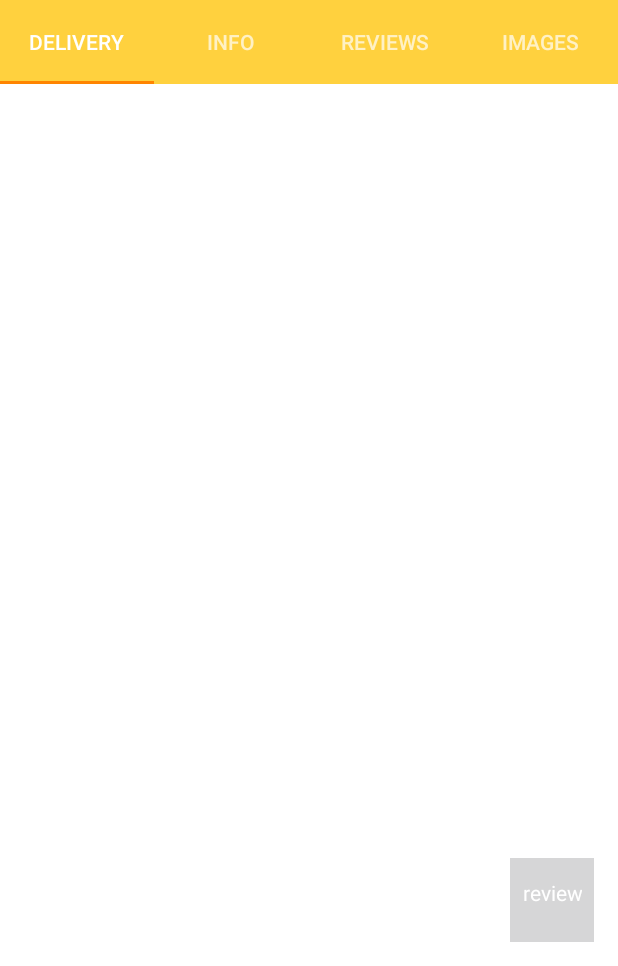
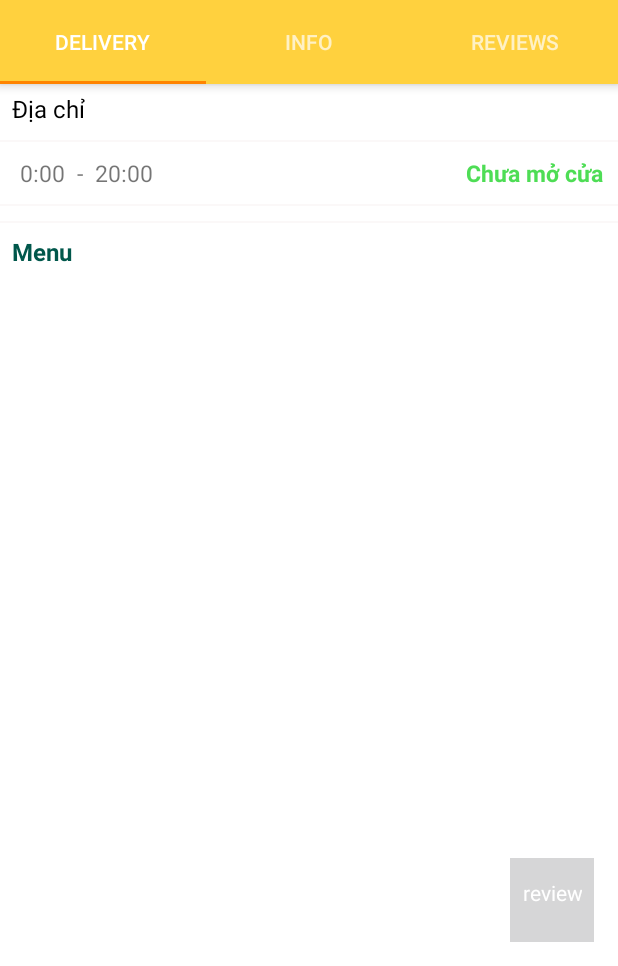
Before and after one commit to lethithaonhi/com.example.yummy, an Android app: the RestaurantDetailActivity screen opened directly, with no data from a screen before it, on a phone screen of 412 x 824 dp, the part 270-1236 px from its top. Run offline under Robolectric (Android 15) with nearby library versions, the phone set to English and light mode, and no system bars; Roboto replaces fonts that are not available here; 1 statement that could not run was skipped.

Commit message:
detail restaurant

```diff
--- a/app/src/main/java/com/example/yummy/Activity/RestaurantDetailActivity.java
+++ b/app/src/main/java/com/example/yummy/Activity/RestaurantDetailActivity.java
@@ -10,11 +10,14 @@ import android.support.v7.widget.Toolbar;
 
 import com.example.yummy.Adapter.HistoryPaperAdapter;
 import com.example.yummy.Adapter.RestaurantDetailPaperAdapter;
+import com.example.yummy.Model.Branch;
 import com.example.yummy.Model.Restaurant;
 import com.example.yummy.R;
 
 public class RestaurantDetailActivity extends AppCompatActivity {
     private Restaurant restaurant;
+    private Branch branch;
+    private ViewPager viewPager;
 
     @Override
     protected void onCreate(@Nullable Bundle savedInstanceState) {
@@ -22,6 +25,7 @@ public class RestaurantDetailActivity extends AppCompatActivity {
         setContentView(R.layout.activity_detail_restaurant);
 
         restaurant = getIntent().getParcelableExtra("restaurant");
+        branch = getIntent().getParcelableExtra("branch");
         setToolbar();
         setViewPaper();
     }
@@ -37,13 +41,13 @@ public class RestaurantDetailActivity extends AppCompatActivity {
     }
 
     private void setViewPaper(){
-        ViewPager viewPager = findViewById(R.id.view_pager);
-        RestaurantDetailPaperAdapter adapter = new RestaurantDetailPaperAdapter(getSupportFragmentManager());
+        viewPager = findViewById(R.id.view_pager);
+        RestaurantDetailPaperAdapter adapter = new RestaurantDetailPaperAdapter(getSupportFragmentManager(), restaurant, branch);
         viewPager.setAdapter(adapter);
 
         TabLayout tabLayout = findViewById(R.id.tab_layout);
         tabLayout.setupWithViewPager(viewPager);
-
+        viewPager.addOnPageChangeListener(new TabLayout.TabLayoutOnPageChangeListener(tabLayout));
         tabLayout.addOnTabSelectedListener(new TabLayout.BaseOnTabSelectedListener() {
             @Override
             public void onTabSelected(TabLayout.Tab tab) {
--- a/app/src/main/java/com/example/yummy/Adapter/RestaurantDetailPaperAdapter.java
+++ b/app/src/main/java/com/example/yummy/Adapter/RestaurantDetailPaperAdapter.java
@@ -5,28 +5,30 @@ import android.support.v4.app.FragmentManager;
 import android.support.v4.app.FragmentStatePagerAdapter;
 
 import com.example.yummy.Fragment.DeliveryRestaurantDetailFragment;
-import com.example.yummy.Fragment.ImagesRestaurantDetailFragment;
 import com.example.yummy.Fragment.InfoRestaurantDetailFragment;
 import com.example.yummy.Fragment.ReviewsRestaurantDetailFragment;
+import com.example.yummy.Model.Branch;
+import com.example.yummy.Model.Restaurant;
 
 public class RestaurantDetailPaperAdapter extends FragmentStatePagerAdapter {
+    private Restaurant restaurant;
+    private Branch branch;
+    private String title[] = {"Delivery", "Info", "Reviews"};
 
-    private String title[] = {"Delivery", "Info", "Reviews", "Images"};
-
-    public RestaurantDetailPaperAdapter(FragmentManager fm) {
+    public RestaurantDetailPaperAdapter(FragmentManager fm, Restaurant restaurant, Branch branch) {
         super(fm);
+        this.restaurant = restaurant;
+        this.branch = branch;
     }
 
     @Override
     public Fragment getItem(int position) {
-        if (position == 1) {
-            return DeliveryRestaurantDetailFragment.getInstance();
-        }else if( position == 2) {
-            return InfoRestaurantDetailFragment.getInstance();
-        }else if(position == 3){
+        if (position == 0) {
+            return DeliveryRestaurantDetailFragment.getInstance(restaurant, branch);
+        }else if( position == 1) {
+            return InfoRestaurantDetailFragment.getInstance(restaurant, branch);
+        }else{
             return ReviewsRestaurantDetailFragment.getInstance();
-        }else {
-            return ImagesRestaurantDetailFragment.getInstance();
         }
     }
 
--- a/app/src/main/java/com/example/yummy/Adapter/RestaurantHorizontalAdapter.java
+++ b/app/src/main/java/com/example/yummy/Adapter/RestaurantHorizontalAdapter.java
@@ -24,6 +24,7 @@ import java.util.List;
 public class RestaurantHorizontalAdapter extends RecyclerView.Adapter<RestaurantHorizontalAdapter.RestaurantHorizontalHolder> {
     private List<Restaurant> data;
     private Context context;
+    private Branch branch;
 
     public RestaurantHorizontalAdapter (Context context, List<Restaurant> data){
         this.context = context;
@@ -49,6 +50,7 @@ public class RestaurantHorizontalAdapter extends RecyclerView.Adapter<Restaurant
         holder.viewRoot.setOnClickListener(v->{
             Intent intent = new Intent(context, RestaurantDetailActivity.class);
             intent.putExtra("restaurant", restaurant);
+            intent.putExtra("branch", branch);
             context.startActivity(intent);
         });
     }
@@ -59,7 +61,7 @@ public class RestaurantHorizontalAdapter extends RecyclerView.Adapter<Restaurant
     }
 
     private Branch getBranch(Restaurant restaurant){
-        Branch branch = new Branch();
+        branch = new Branch();
         float[] distance = new float[1];
         float max = 0;
         for(Branch branchNew : restaurant.getBranchList()){
--- a/app/src/main/java/com/example/yummy/Fragment/DeliveryRestaurantDetailFragment.java
+++ b/app/src/main/java/com/example/yummy/Fragment/DeliveryRestaurantDetailFragment.java
@@ -1,24 +1,92 @@
 package com.example.yummy.Fragment;
 
+import android.annotation.SuppressLint;
 import android.os.Bundle;
+import android.support.annotation.NonNull;
 import android.support.v4.app.Fragment;
+import android.support.v7.widget.LinearLayoutManager;
+import android.support.v7.widget.RecyclerView;
 import android.view.LayoutInflater;
 import android.view.View;
 import android.view.ViewGroup;
+import android.widget.TextView;
 
+import com.example.yummy.Adapter.MenuRestaurantDetailAdapter;
+import com.example.yummy.Model.Branch;
+import com.example.yummy.Model.Restaurant;
 import com.example.yummy.R;
 
+import java.text.SimpleDateFormat;
+import java.util.Calendar;
+import java.util.Date;
+
 public class DeliveryRestaurantDetailFragment extends Fragment {
+    private Restaurant restaurant;
+    private Branch branch;
+    private TextView tvStatus;
 
-    public static DeliveryRestaurantDetailFragment getInstance() {
+    public static DeliveryRestaurantDetailFragment getInstance(Restaurant restaurant, Branch branch) {
         DeliveryRestaurantDetailFragment fragment = new DeliveryRestaurantDetailFragment();
         Bundle bundle = new Bundle();
+        bundle.putParcelable("restaurant", restaurant);
+        bundle.putParcelable("branch", branch);
         fragment.setArguments(bundle);
         return fragment;
     }
 
-    public View onCreateView(LayoutInflater inflater, ViewGroup container, Bundle savedInstanceState) {
+    public View onCreateView(@NonNull LayoutInflater inflater, ViewGroup container, Bundle savedInstanceState) {
         View v = inflater.inflate(R.layout.fragment_retaurantdetail_delivery, container, false);
+        if (getArguments() != null) {
+            restaurant = getArguments().getParcelable("restaurant");
+            branch = getArguments().getParcelable("branch");
+        }
+
+        initView(v);
+
         return v;
     }
+
+    private void initView(View v){
+        TextView tvAddress = v.findViewById(R.id.tv_Address);
+        TextView tvTime = v.findViewById(R.id.txtGioHoatDong);
+        tvStatus = v.findViewById(R.id.txtTrangThaiHoatDong);
+        RecyclerView rvMenu = v.findViewById(R.id.recyclMenu);
+        LinearLayoutManager layoutManager
+                = new LinearLayoutManager(getContext(), LinearLayoutManager.VERTICAL, false);
+
+        rvMenu.setLayoutManager(layoutManager);
+
+        if(restaurant != null && branch != null){
+            tvAddress.setText(branch.getAddress());
+            tvTime.setText(restaurant.getOpen_time() +" - "+restaurant.getClose_open());
+            setStatusActive();
+
+            MenuRestaurantDetailAdapter adapter = new MenuRestaurantDetailAdapter(getContext(), restaurant.getMenuList());
+            rvMenu.setAdapter(adapter);
+        }
+    }
+
+    private void setStatusActive(){
+        //Lấy thời gian hiện tai
+        Calendar calendar = Calendar.getInstance();
+        //Format thời gian lấy giờ:phút
+        @SuppressLint("SimpleDateFormat") SimpleDateFormat dateFormat = new SimpleDateFormat("HH:mm");
+        String currentTime = dateFormat.format(calendar.getTime());
+        String openTime=restaurant.getOpen_time();
+        String closeTime=restaurant.getClose_open();
+
+        try{
+            Date datehientai = dateFormat.parse(currentTime);
+            Date datemocua = dateFormat.parse(openTime);
+            Date datedongcua = dateFormat.parse(closeTime);
+
+            if(datehientai.after(datemocua) && datehientai.before(datedongcua)){
+                tvStatus.setText(getResources().getString(R.string.open_time));
+            }else{
+                tvStatus.setText(getResources().getString(R.string.close));
+            }
+        }catch (Exception e){
+            System.out.print("Message: " + e.getMessage());
+        }
+    }
 }
--- a/app/src/main/java/com/example/yummy/Fragment/HomeFragment.java
+++ b/app/src/main/java/com/example/yummy/Fragment/HomeFragment.java
@@ -43,6 +43,11 @@ public class HomeFragment extends Fragment {
         return v;
     }
 
+    @Override
+    public void onResume() {
+        super.onResume();
+    }
+
     @SuppressLint("StaticFieldLeak")
     private class RestaurantAsyncTask extends AsyncTask<Void, Void, Void> {
 
@@ -61,7 +66,6 @@ public class HomeFragment extends Fragment {
 
         @Override
         protected Void doInBackground(Void... voids) {
-            if(restaurantList != null && Common.db != null)
             restaurantList = Common.db.getRestaurant(Common.listResId, Common.myAddress);
             return null;
         }
--- a/app/src/main/java/com/example/yummy/Fragment/ImagesRestaurantDetailFragment.java
+++ /dev/null
@@ -1,24 +0,0 @@
-package com.example.yummy.Fragment;
-
-import android.os.Bundle;
-import android.support.v4.app.Fragment;
-import android.view.LayoutInflater;
-import android.view.View;
-import android.view.ViewGroup;
-
-import com.example.yummy.R;
-
-public class ImagesRestaurantDetailFragment extends Fragment {
-
-    public static ImagesRestaurantDetailFragment getInstance() {
-        ImagesRestaurantDetailFragment fragment = new ImagesRestaurantDetailFragment();
-        Bundle bundle = new Bundle();
-        fragment.setArguments(bundle);
-        return fragment;
-    }
-
-    public View onCreateView(LayoutInflater inflater, ViewGroup container, Bundle savedInstanceState) {
-        View v = inflater.inflate(R.layout.fragment_restaurantdetail_image, container, false);
-        return v;
-    }
-}
--- a/app/src/main/java/com/example/yummy/Fragment/InfoRestaurantDetailFragment.java
+++ b/app/src/main/java/com/example/yummy/Fragment/InfoRestaurantDetailFragment.java
@@ -6,19 +6,30 @@ import android.view.LayoutInflater;
 import android.view.View;
 import android.view.ViewGroup;
 
+import com.example.yummy.Model.Branch;
+import com.example.yummy.Model.Restaurant;
 import com.example.yummy.R;
 
 public class InfoRestaurantDetailFragment extends Fragment {
+    private Restaurant restaurant;
+    private Branch branch;
 
-    public static InfoRestaurantDetailFragment getInstance() {
+    public static InfoRestaurantDetailFragment getInstance(Restaurant restaurant, Branch branch) {
         InfoRestaurantDetailFragment fragment = new InfoRestaurantDetailFragment();
         Bundle bundle = new Bundle();
+        bundle.putParcelable("restaurant", restaurant);
+        bundle.putParcelable("branch", branch);
         fragment.setArguments(bundle);
         return fragment;
     }
 
     public View onCreateView(LayoutInflater inflater, ViewGroup container, Bundle savedInstanceState) {
         View v = inflater.inflate(R.layout.fragment_retaurantdetial_info, container, false);
+
+        if (getArguments() != null) {
+            restaurant = getArguments().getParcelable("restaurant");
+            branch = getArguments().getParcelable("branch");
+        }
         return v;
     }
 
--- a/app/src/main/res/layout/activity_detail_restaurant.xml
+++ b/app/src/main/res/layout/activity_detail_restaurant.xml
@@ -4,8 +4,14 @@
     android:layout_width="match_parent"
     android:layout_height="match_parent"
     android:background="@color/white"
+    android:fitsSystemWindows="true"
     xmlns:app="http://schemas.android.com/apk/res-auto">
 
+    <android.support.design.widget.CoordinatorLayout
+        android:fitsSystemWindows="true"
+        android:orientation="vertical"
+        android:layout_width="match_parent"
+        android:layout_height="match_parent">
         <android.support.design.widget.AppBarLayout
             android:id="@+id/appBarLayout"
             android:layout_width="match_parent"
@@ -16,7 +22,7 @@
                 android:layout_width="match_parent"
                 android:layout_height="match_parent"
                 app:contentScrim="?attr/colorPrimary"
-            app:layout_scrollFlags="scroll|exitUntilCollapsed">
+                app:layout_scrollFlags="scroll|enterAlways">
                 <FrameLayout
                     android:layout_width="match_parent"
                     android:layout_height="180dp">
@@ -57,15 +63,19 @@
                 android:layout_height="?attr/actionBarSize"
                 android:background="@color/colorPrimary"
                 app:tabGravity="fill"
+                app:layout_collapseMode="pin"
                 app:tabMode="fixed"/>
 
         </android.support.design.widget.AppBarLayout>
 
         <android.support.v4.view.ViewPager
+            android:background="@color/white"
             android:id="@+id/view_pager"
             android:layout_width="match_parent"
             android:layout_height="match_parent"
             app:layout_behavior="@string/appbar_scrolling_view_behavior"/>
+
+    </android.support.design.widget.CoordinatorLayout>
 
     <FrameLayout
         android:layout_gravity="end|bottom"
--- a/app/src/main/res/layout/fragment_restaurantdetail_image.xml
+++ /dev/null
@@ -1,15 +0,0 @@
-<?xml version="1.0" encoding="utf-8"?>
-<LinearLayout
-    xmlns:android="http://schemas.android.com/apk/res/android"
-    android:layout_width="match_parent"
-    android:layout_height="match_parent">
-
-    <android.support.v7.widget.RecyclerView
-        android:layout_marginTop="10dp"
-        android:id="@+id/rcv_image_res"
-        android:layout_width="match_parent"
-        android:layout_height="wrap_content">
-
-    </android.support.v7.widget.RecyclerView>
-
-</LinearLayout>
--- a/app/src/main/res/layout/fragment_retaurantdetail_delivery.xml
+++ b/app/src/main/res/layout/fragment_retaurantdetail_delivery.xml
@@ -1,42 +1,29 @@
 <?xml version="1.0" encoding="utf-8"?>
-<android.support.constraint.ConstraintLayout
-    xmlns:android="http://schemas.android.com/apk/res/android"
+<android.support.v4.widget.NestedScrollView xmlns:android="http://schemas.android.com/apk/res/android"
     android:layout_width="match_parent"
     android:layout_height="match_parent"
-    xmlns:app="http://schemas.android.com/apk/res-auto">
+    xmlns:app="http://schemas.android.com/apk/res-auto"
+    app:layout_behavior="@string/appbar_scrolling_view_behavior">
 
     <LinearLayout
         android:layout_width="match_parent"
         android:layout_height="match_parent"
         android:orientation="vertical">
-
-        <android.support.v4.widget.NestedScrollView
-            android:id="@+id/nestScrollChiTietQuanAn"
-            android:layout_width="match_parent"
-            android:layout_height="wrap_content"
-            app:layout_behavior="@string/appbar_scrolling_view_behavior">
-
             <LinearLayout
                 android:layout_width="match_parent"
                 android:layout_height="wrap_content"
                 android:orientation="vertical">
 
                 <TextView
-                    android:id="@+id/txtTenQuanAnChiTiet"
+                    android:fontFamily="sans-serif"
+                    android:id="@+id/tv_Address"
                     android:layout_width="wrap_content"
                     android:layout_height="wrap_content"
-                    android:paddingLeft="10dp"
+                    android:paddingLeft="8dp"
                     android:paddingTop="5dp"
                     android:text="Địa chỉ"
                     android:textColor="@color/black"
-                    android:textSize="20sp"
-                    android:textStyle="bold" />
-
-                <View
-                    android:layout_width="match_parent"
-                    android:layout_height="1dp"
-                    android:layout_marginTop="10dp"
-                    android:background="@color/bg_grey" />
+                    android:textSize="16sp" />
 
                 <View
                     android:layout_width="match_parent"
@@ -45,6 +32,7 @@
                     android:background="@color/bg_grey" />
 
                 <LinearLayout
+                    android:layout_marginLeft="8dp"
                     android:layout_width="match_parent"
                     android:layout_height="wrap_content"
                     android:layout_marginTop="10dp"
@@ -52,12 +40,13 @@
 
                     <TextView
                         android:id="@+id/txtGioHoatDong"
-                        android:layout_width="wrap_content"
+                        android:layout_width="0dp"
                         android:layout_height="wrap_content"
                         android:layout_marginLeft="5dp"
                         android:layout_weight="1"
                         android:text="0:00  -  20:00"
-                        android:textSize="15sp" />
+                        android:textSize="15sp"
+                        android:layout_marginStart="5dp" />
 
                     <TextView
                         android:id="@+id/txtTrangThaiHoatDong"
@@ -65,7 +54,7 @@
                         android:layout_height="wrap_content"
                         android:layout_marginRight="10dp"
                         android:text="Chưa mở cửa"
-                        android:textColor="@color/green"
+                        android:textColor="@color/bg_green"
                         android:textSize="15sp"
                         android:textStyle="bold" />
 
@@ -107,14 +96,8 @@
                     </android.support.v7.widget.RecyclerView>
 
                 </LinearLayout>
-
-
-
-
             </LinearLayout>
-
-        </android.support.v4.widget.NestedScrollView>
 
     </LinearLayout>
 
-</android.support.constraint.ConstraintLayout>
+</android.support.v4.widget.NestedScrollView>
--- a/app/src/main/res/values/strings.xml
+++ b/app/src/main/res/values/strings.xml
@@ -1,4 +1,4 @@
-<resources>
+<resources xmlns:tools="http://schemas.android.com/tools">
     <string name="app_name">Yummy</string>
     <string name="Your_API_KEY">AIzaSyB9v2vE1hC-ojehepfnkcCSwBp6BLVTsN4</string>
     <string name="welcome">Welcome to Yummy</string>
@@ -61,6 +61,8 @@
     <string name="ongoing">Ongoing</string>
     <string name="no_order">No Order</string>
     <string name="contect_order">Find menu and place for order.\nWe \'re ready to serve you </string>
-    <string name="comment">Comments</string>
+    <string name="comment" tools:ignore="ExtraTranslation">Comments</string>
     <string name="menu">Menu</string>
+    <string name="open_time">OPENING</string>
+    <string name="close">CLOSED</string>
 </resources>
```
Also changed, not shown: app/src/main/java/com/example/yummy/Adapter/MenuRestaurantDetailAdapter.java (added, +77 -0 lines), app/src/main/res/layout/fragment_restaurantdetail_review.xml (+9 -0 lines), app/src/main/res/layout/item_menu_restaurantdetail.xml (added, +84 -0 lines), app/src/main/res/drawable/plus.png (added), app/src/main/res/drawable/remove.png (added). Lines whose indentation alone changed are shown as unchanged.
